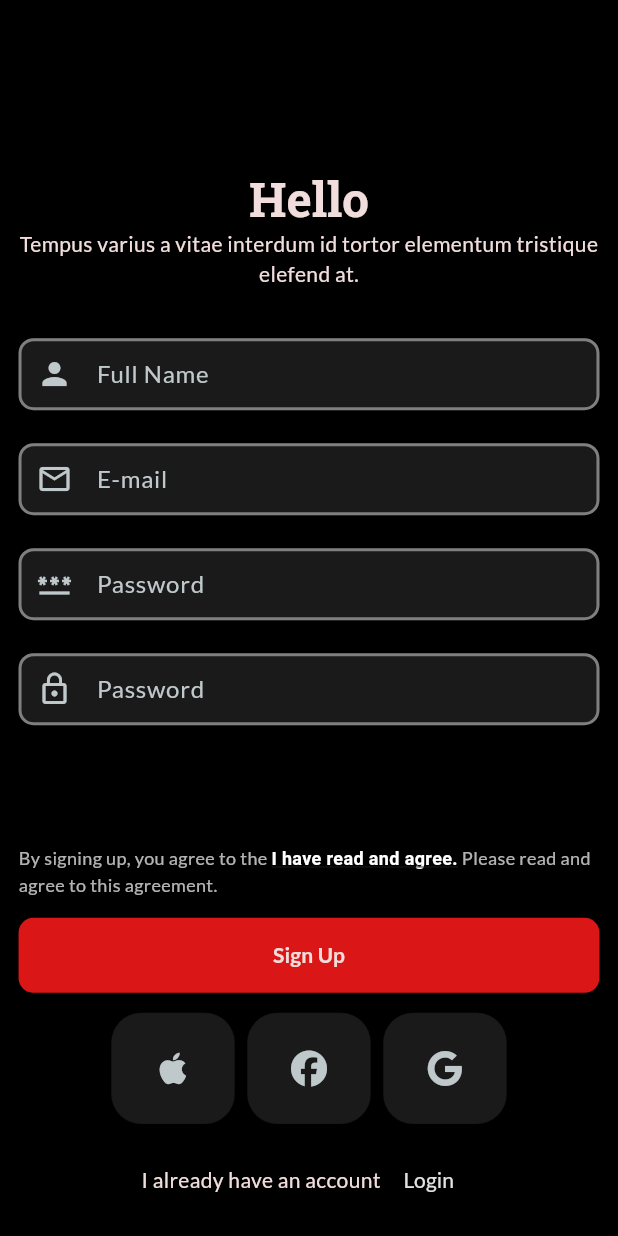
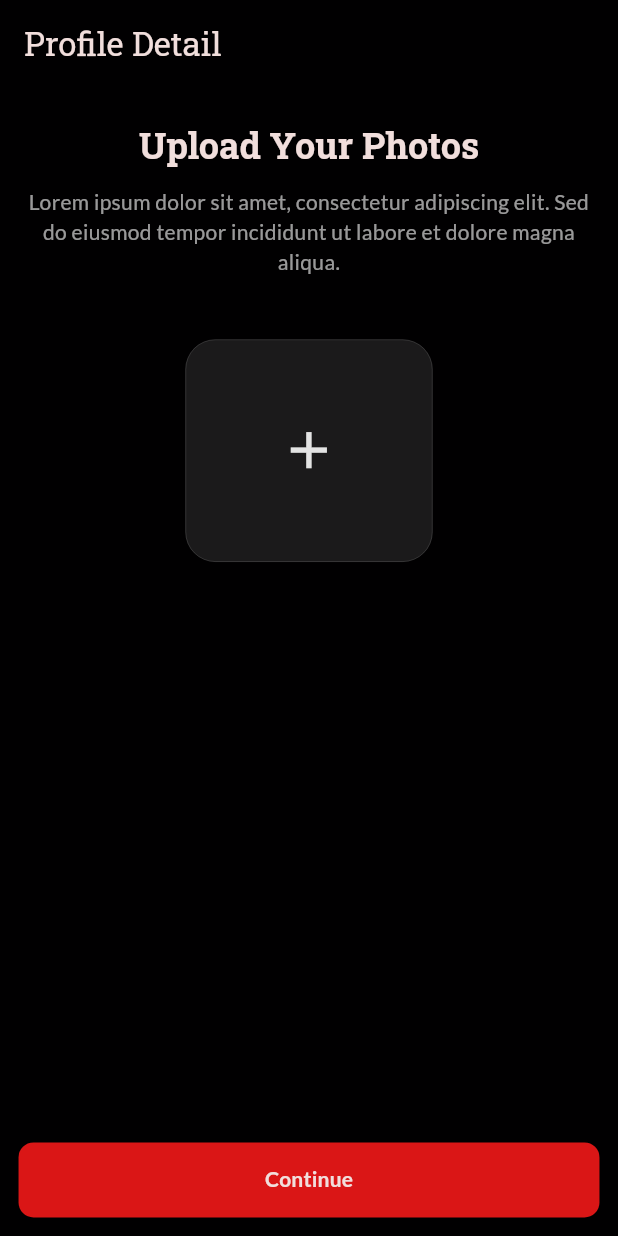
Before and after one commit to yukseelalkis/MovieApp-NodeLabs-, a Flutter app: the screen it shows after launch, on a phone screen of 412 x 824 dp. Run offline on Flutter 3.47's test engine with Material 3 defaults, Android fonts, the phone set to English and light mode, and no system bars; our stand-ins replace easy_localization, font_awesome_flutter, gap, google_fonts; missing offline and left inert: lawai.

Commit message:
profile detail view have done

```diff
--- a/asset/translations/en.json
+++ b/asset/translations/en.json
@@ -46,5 +46,13 @@
     "please_read_and_agree": " Please read and agree to this agreement.",
     "i_have_read_and_agree": "I have read and agree.",
     "i_have_already_have_an_account": "I already have an account"
+  },
+  "common": {
+    "continue": "Continue"
+  },
+  "profile": {
+    "profile_detail": "Profile Detail",
+    "upload_photo": "Upload Your Photos",
+    "lorem_ipsum": "Lorem ipsum dolor sit amet, consectetur adipiscing elit. Sed do eiusmod tempor incididunt ut labore et dolore magna aliqua."
   }
 }
--- a/asset/translations/tr.json
+++ b/asset/translations/tr.json
@@ -47,5 +47,13 @@
     "please_read_and_agree": " Bu sözleşmeyi okuyarak devam ediniz.",
     "i_have_read_and_agree": "okudum ve kabul ediyorum.",
     "i_have_already_have_an_account": "Zaten hesabım var"
+  },
+  "common": {
+    "continue": "Devam Et"
+  },
+  "profile": {
+    "profile_detail": "Profil Detayı",
+    "upload_photo": "Fotoğraflarınızı Yükleyin",
+    "lorem_ipsum": "Lorem ipsum dolor sit amet, consectetur adipiscing elit. Sed do eiusmod tempor incididunt ut labore et dolore magna aliqua."
   }
 }
--- /dev/null
+++ b/lib/feature/part_of_view/part_of_adding_profile_photo_view.dart
@@ -0,0 +1,38 @@
+part of '../view/adding_profile_photo_view.dart';
+
+/// [PhotoUploadButton] is a widget that displays a button for uploading a photo.
+final class PhotoUploadButton extends StatelessWidget {
+  final VoidCallback onPressed;
+
+  const PhotoUploadButton({
+    super.key,
+    required this.onPressed,
+  });
+
+  @override
+  Widget build(BuildContext context) {
+    return InkWell(
+      onTap: onPressed,
+      borderRadius: BorderRadiusManager.moreBorderRadius,
+      child: Container(
+        width: context.deviceWidth * 0.4,
+        height: context.deviceHeight * 0.18,
+        decoration: BoxDecoration(
+          color: Theme.of(context).colorScheme.onPrimary.withOpacity(0.1),
+          borderRadius: BorderRadiusManager.moreBorderRadius,
+          border: Border.all(
+            color: Theme.of(context).colorScheme.onPrimary.withOpacity(0.2),
+            width: context.deviceWidth * 0.001,
+          ),
+        ),
+        child: Center(
+          child: Icon(
+            Icons.add,
+            color: Theme.of(context).colorScheme.primary,
+            size: context.deviceWidth * 0.1,
+          ),
+        ),
+      ),
+    );
+  }
+}
--- /dev/null
+++ b/lib/feature/view/adding_profile_photo_view.dart
@@ -0,0 +1,57 @@
+import 'package:common/common.dart';
+import 'package:easy_localization/easy_localization.dart';
+import 'package:flutter/material.dart';
+import 'package:nodelabscase/feature/view/widget/auth_label.dart';
+import 'package:nodelabscase/product/init/language/locale_keys.g.dart';
+import 'package:nodelabscase/product/utility/extension/list_gutter_extension.dart';
+
+part '../part_of_view/part_of_adding_profile_photo_view.dart';
+
+final class AddingProfilePhotoView extends StatefulWidget {
+  const AddingProfilePhotoView({super.key});
+
+  @override
+  State<AddingProfilePhotoView> createState() => _AddingProfilePhotoViewState();
+}
+
+final class _AddingProfilePhotoViewState extends State<AddingProfilePhotoView> {
+  @override
+  Widget build(BuildContext context) {
+    return Scaffold(
+      appBar: AppBar(
+        title: const Text(LocaleKeys.profile_profile_detail).tr(),
+      ),
+      body: SafeArea(
+        child: Padding(
+          padding: PaddingManager.normalPaddingAll(context),
+          child: Center(
+            child: Column(
+              children: [
+                Padding(
+                  padding: EdgeInsets.only(top: PaddingManager.normalPadding(context)),
+                  child: const AuthLabel(
+                    text: LocaleKeys.profile_upload_photo,
+                    subtitle: LocaleKeys.profile_lorem_ipsum,
+                    textAlign: TextAlign.center,
+                  ),
+                ),
+                PhotoUploadButton(onPressed: () {}),
+                const Spacer(flex: 1),
+                CustomElevatedButton(
+                  onPressed: () {},
+                  child: Text(
+                    LocaleKeys.common_continue,
+                    style: Theme.of(context)
+                        .textTheme
+                        .labelLarge
+                        ?.copyWith(fontWeight: FontWeight.bold),
+                  ).tr(),
+                ),
+              ].seperate(space: context.deviceHeight * 0.05),
+            ),
+          ),
+        ),
+      ),
+    );
+  }
+}
--- a/lib/feature/view/auth/login_view.dart
+++ b/lib/feature/view/auth/login_view.dart
@@ -5,6 +5,7 @@ import 'package:font_awesome_flutter/font_awesome_flutter.dart';
 import 'package:nodelabscase/feature/view/mixin/auth/auth_common_view_mixin.dart';
 import 'package:nodelabscase/feature/view/mixin/auth/login_view_mixin.dart';
 import 'package:nodelabscase/feature/view/mixin/common_view_mixin.dart';
+import 'package:nodelabscase/feature/view/widget/auth_label.dart';
 import 'package:nodelabscase/product/init/language/locale_keys.g.dart';
 import 'package:nodelabscase/product/utility/extension/list_gutter_extension.dart';
 
@@ -97,7 +98,7 @@ final class _LoginViewState extends State<LoginView>
                       mainAxisAlignment: MainAxisAlignment.spaceEvenly,
                       children: [
                         CustomElevatedButton(
-                          onPressed: () {},
+                          onPressed: () => isFormValid(loginFormKey),
                           child: Text(
                             LocaleKeys.auth_login.tr(),
                             style: Theme.of(context)
--- a/lib/feature/view/auth/sign_up_view.dart
+++ b/lib/feature/view/auth/sign_up_view.dart
@@ -116,7 +116,7 @@ final class _SignUpViewState extends State<SignUpView>
                       mainAxisAlignment: MainAxisAlignment.spaceEvenly,
                       children: [
                         CustomElevatedButton(
-                          onPressed: () {},
+                          onPressed: () => isFormValid(signupFormKey),
                           child: Text(
                             LocaleKeys.auth_register.tr(),
                             style: Theme.of(context)
--- a/lib/feature/view/widget/auth_label.dart
+++ b/lib/feature/view/widget/auth_label.dart
@@ -1,38 +1,68 @@
+import 'package:common/common.dart';
 import 'package:easy_localization/easy_localization.dart';
 import 'package:flutter/material.dart';
 
 /// [AuthLabel] is a [StatelessWidget] that displays
-/// the title of the authentication view.
+/// the title (and optionally subtitle) of the authentication view.
 final class AuthLabel extends StatelessWidget {
   /// Constructor
   const AuthLabel({
     required String text,
+    String? subtitle,
     super.key,
     TextStyle? style,
     TextAlign textAlign = TextAlign.center,
+    TextStyle? subtitleStyle,
   })  : _text = text,
+        _subtitle = subtitle,
         _textAlign = textAlign,
-        _style = style;
+        _style = style,
+        _subtitleStyle = subtitleStyle;
 
-  /// [_text] is the text to display.
+  /// [_text] is the main text (title) to display.
   final String _text;
+
+  /// [_subtitle] is the optional subtitle text.
+  final String? _subtitle;
 
   /// [_textAlign] is the alignment of the text.
   final TextAlign _textAlign;
 
-  /// [_style] is the style of the text.
-  /// If not provided, it will use the default style.
+  /// [_style] is the style of the main text.
   final TextStyle? _style;
+
+  /// [_subtitleStyle] is the style of the subtitle text.
+  final TextStyle? _subtitleStyle;
 
   @override
   Widget build(BuildContext context) {
-    return Text(
+    return Column(
+      crossAxisAlignment: CrossAxisAlignment.stretch,
+      children: [
+        Text(
           _text,
           textAlign: _textAlign,
           style: _style ??
               Theme.of(context).textTheme.headlineSmall?.copyWith(
                     fontWeight: FontWeight.bold,
                   ),
-    ).tr();
+        ).tr(),
+        if (_subtitle != null) ...[
+          Padding(
+            padding: EdgeInsets.only(
+              top: PaddingManager.normalPadding(context),
+            ),
+            child: Text(
+              _subtitle,
+              textAlign: _textAlign,
+              style: _subtitleStyle ??
+                  Theme.of(context).textTheme.bodyMedium?.copyWith(
+                        color: Theme.of(context).hintColor,
+                      ),
+            ).tr(),
+          ),
+        ],
+      ],
+    );
   }
 }
--- a/lib/main.dart
+++ b/lib/main.dart
@@ -1,5 +1,6 @@
 import 'package:easy_localization/easy_localization.dart';
 import 'package:flutter/material.dart';
+import 'package:nodelabscase/feature/view/adding_profile_photo_view.dart';
 import 'package:nodelabscase/feature/view/auth/login_view.dart';
 import 'package:nodelabscase/feature/view/auth/sign_up_view.dart';
 import 'package:nodelabscase/product/init/language/product_localization.dart';
@@ -19,7 +20,7 @@ final class NodeLabsCase extends StatelessWidget {
   Widget build(BuildContext context) {
     return MaterialApp(
       title: NodeLabs.nodelabscase.name,
-      home: const SignUpView(),
+      home: const AddingProfilePhotoView(),
       localizationsDelegates: context.localizationDelegates,
       supportedLocales: context.supportedLocales,
       locale: context.locale,
--- /dev/null
+++ b/module/common/lib/src/utility/extension/device_size_extension.dart
@@ -0,0 +1,13 @@
+import 'package:flutter/material.dart';
+
+/// [DeviceSizeExtension] is an extension on [BuildContext] to get device size properties.
+extension DeviceSizeContextExtension on BuildContext {
+  /// Width of the device
+  double get deviceWidth => MediaQuery.sizeOf(this).width;
+
+  /// Height of the device
+  double get deviceHeight => MediaQuery.sizeOf(this).height;
+
+  /// Aspect ratio of the device
+  double get deviceAspectRatio => MediaQuery.sizeOf(this).aspectRatio;
+}
--- a/module/common/lib/src/utility/extension/index.dart
+++ b/module/common/lib/src/utility/extension/index.dart
@@ -1 +1,2 @@
 export './has_value_extension.dart';
+export './device_size_extension.dart';
```
Also changed, not shown: lib/product/init/language/locale_keys.g.dart. Lines whose indentation alone changed are shown as unchanged.
